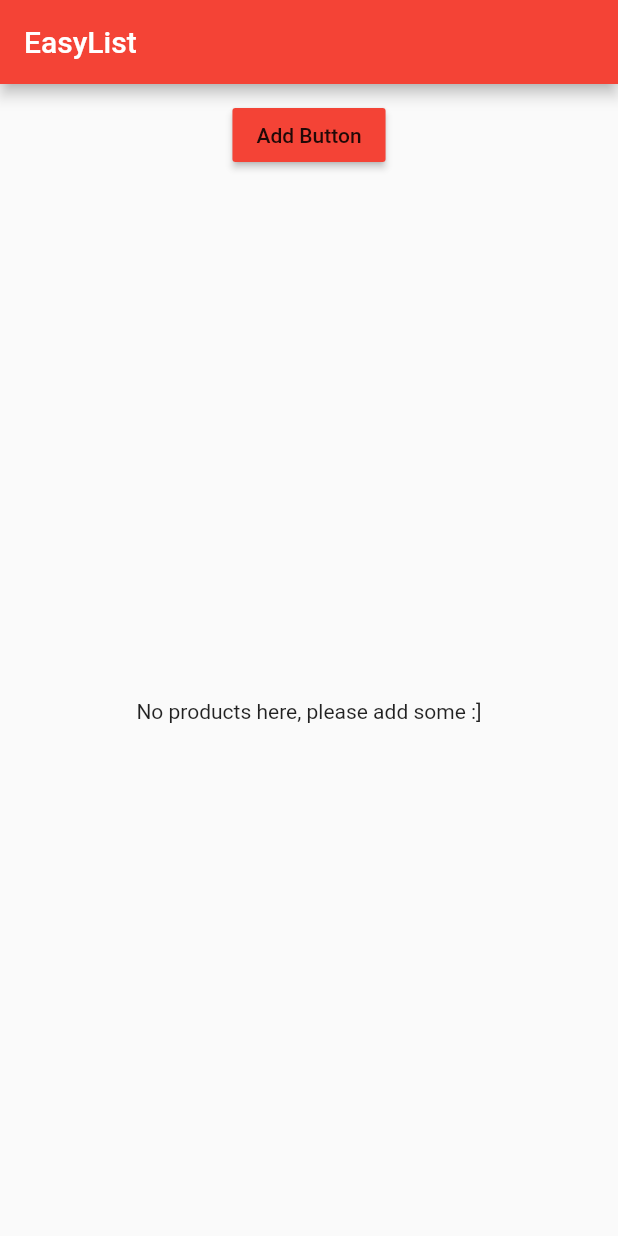
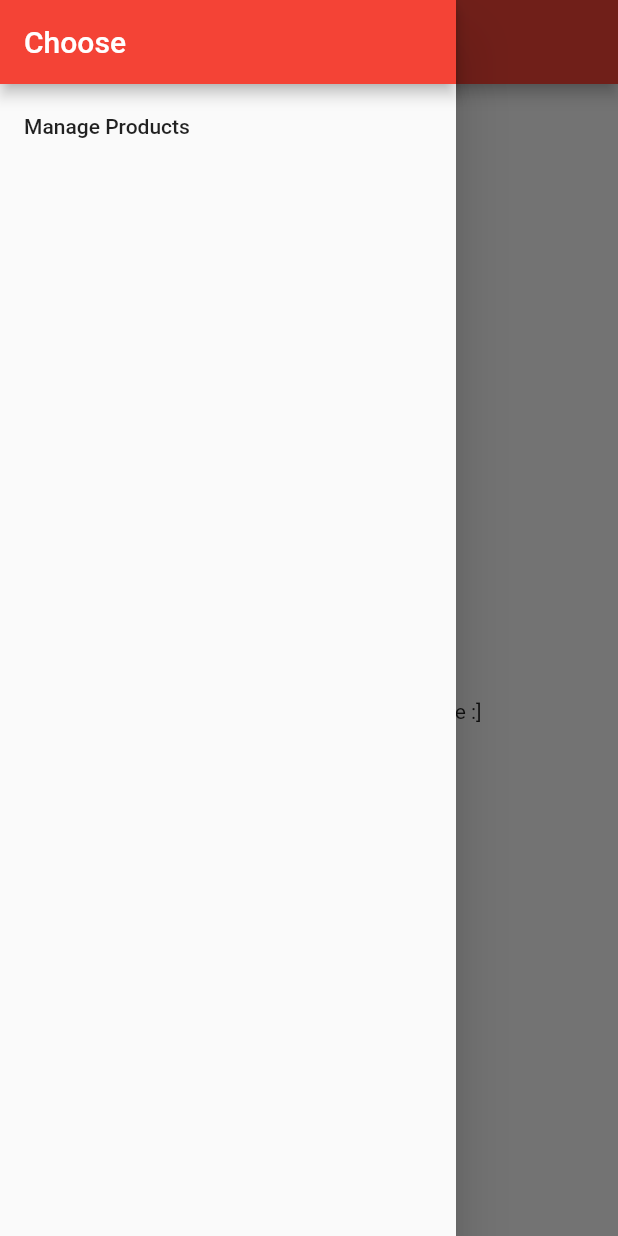
Before and after one commit to youssefalmkari/Easy_List, a Flutter app: the ProductsPage screen opened directly, with the side drawer open (before the commit the screen has no drawer), on a phone screen of 412 x 824 dp. Run offline on Flutter 3.47's test engine with Material 2 defaults, Android fonts, the phone set to English and light mode, and no system bars.

Commit message:
Added burger menu.

```diff
--- a/lib/pages/products.dart
+++ b/lib/pages/products.dart
@@ -1,17 +1,29 @@
+import 'dart:async';
+
 import 'package:flutter/material.dart';
-import 'dart:async';
 import 'package:flutter_app/product_manager.dart';
 
 class ProductsPage extends StatelessWidget {
   @override
   Widget build(BuildContext context) {
     return WillPopScope(
-        onWillPop: ()  {
+        onWillPop: () {
           print('Back button pressed!');
           Navigator.pop(context, false);
           return Future.value(false);
         },
         child: Scaffold(
+          drawer: Drawer(
+            child: Column(
+              children: <Widget>[
+                AppBar(
+                  automaticallyImplyLeading: false,
+                  title: Text("Choose"),
+                ),
+                ListTile(title: Text("Manage Products"),)
+              ],
+            ),
+          ),
           appBar: AppBar(
             title: Text('EasyList'),
           ),
```
